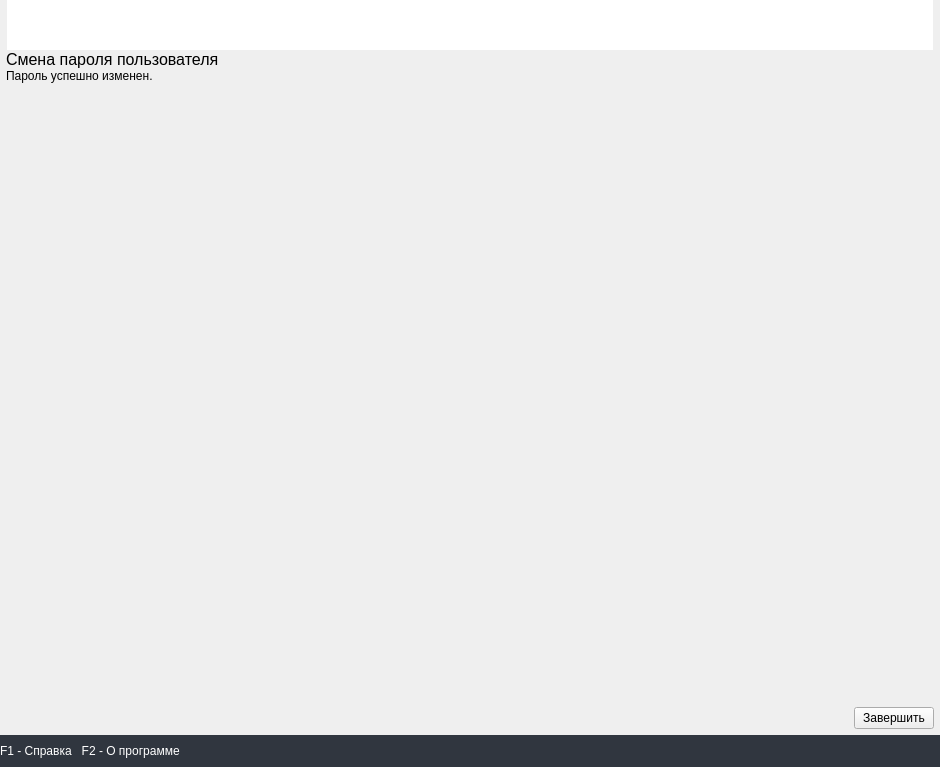
Old version of the form ui/UserPasswdChangePage.ui in the repository m6v/sobol.
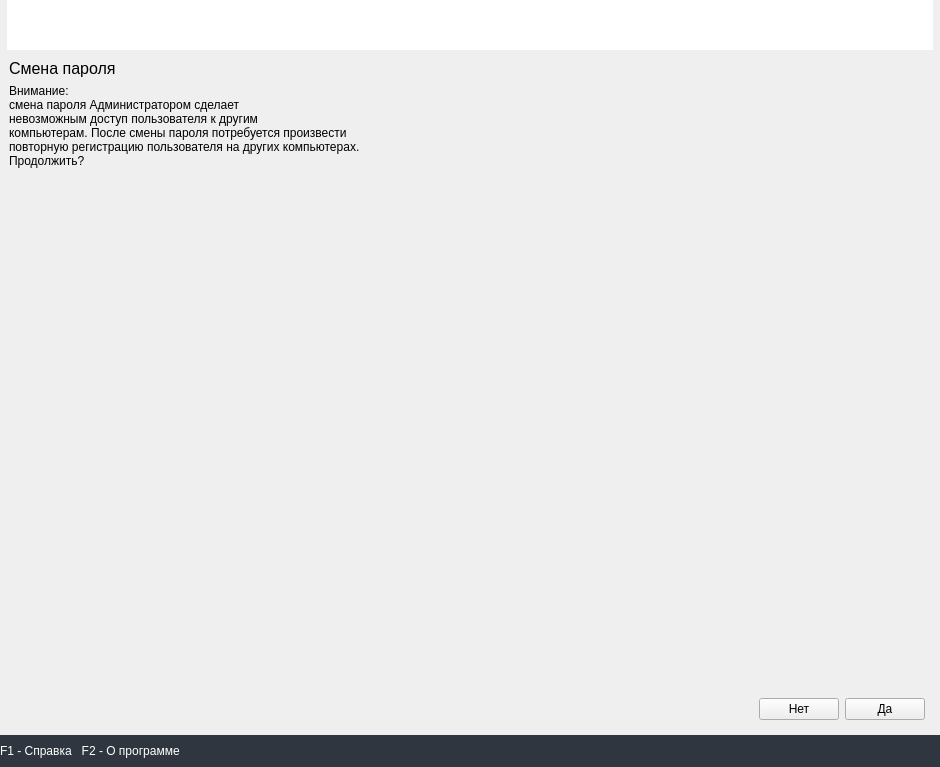
New version of the form. Icons and pictures are not drawn.

Commit message: Create universal user_passwd_change method

The edit to the form file:
```diff
--- a/ui/UserPasswdChangePage.ui
+++ b/ui/UserPasswdChangePage.ui
@@ -108,8 +108,87 @@
    <item>
     <widget class="QStackedWidget" name="stacked_widget">
      <property name="currentIndex">
-      <number>3</number>
+      <number>0</number>
      </property>
+     <widget class="QWidget" name="page_0">
+      <layout class="QVBoxLayout" name="verticalLayout_7">
+       <item>
+        <widget class="QLabel" name="step_label_3">
+         <property name="font">
+          <font>
+           <pointsize>12</pointsize>
+          </font>
+         </property>
+         <property name="text">
+          <string>Смена пароля</string>
+         </property>
+        </widget>
+       </item>
+       <item>
+        <widget class="QLabel" name="warning_label">
+         <property name="text">
+          <string>&lt;html&gt;&lt;head/&gt;&lt;body&gt;&lt;p&gt;Внимание:&lt;br&gt;смена пароля Администратором сделает&lt;br&gt;невозможным доступ пользователя к другим&lt;br&gt;компьютерам. После смены пароля потребуется произвести&lt;br&gt;повторную регистрацию пользователя на других компьютерах.&lt;br&gt;Продолжить?&lt;/p&gt;&lt;/body&gt;&lt;/html&gt;</string>
+         </property>
+        </widget>
+       </item>
+       <item>
+        <spacer name="verticalSpacer_2">
+         <property name="orientation">
+          <enum>Qt::Vertical</enum>
+         </property>
+         <property name="sizeHint" stdset="0">
+          <size>
+           <width>20</width>
+           <height>487</height>
+          </size>
+         </property>
+        </spacer>
+       </item>
+       <item>
+        <layout class="QHBoxLayout" name="horizontalLayout_2">
+         <property name="topMargin">
+          <number>6</number>
+         </property>
+         <property name="rightMargin">
+          <number>6</number>
+         </property>
+         <property name="bottomMargin">
+          <number>6</number>
+         </property>
+         <item>
+          <spacer name="horizontalSpacer_2">
+           <property name="orientation">
+            <enum>Qt::Horizontal</enum>
+           </property>
+           <property name="sizeHint" stdset="0">
+            <size>
+             <width>40</width>
+             <height>20</height>
+            </size>
+           </property>
+          </spacer>
+         </item>
+         <item>
+          <widget class="QPushButton" name="no_push_button_1">
+           <property name="text">
+            <string>Нет</string>
+           </property>
+          </widget>
+         </item>
+         <item>
+          <widget class="QPushButton" name="yes_push_button_1">
+           <property name="enabled">
+            <bool>true</bool>
+           </property>
+           <property name="text">
+            <string>Да</string>
+           </property>
+          </widget>
+         </item>
+        </layout>
+       </item>
+      </layout>
+     </widget>
      <widget class="QWidget" name="page_1">
       <layout class="QVBoxLayout" name="verticalLayout_2">
        <property name="spacing">
```
Left out of the diff: 4 changed lines with no effect on the pictures. The commit also changes 9 other files.
